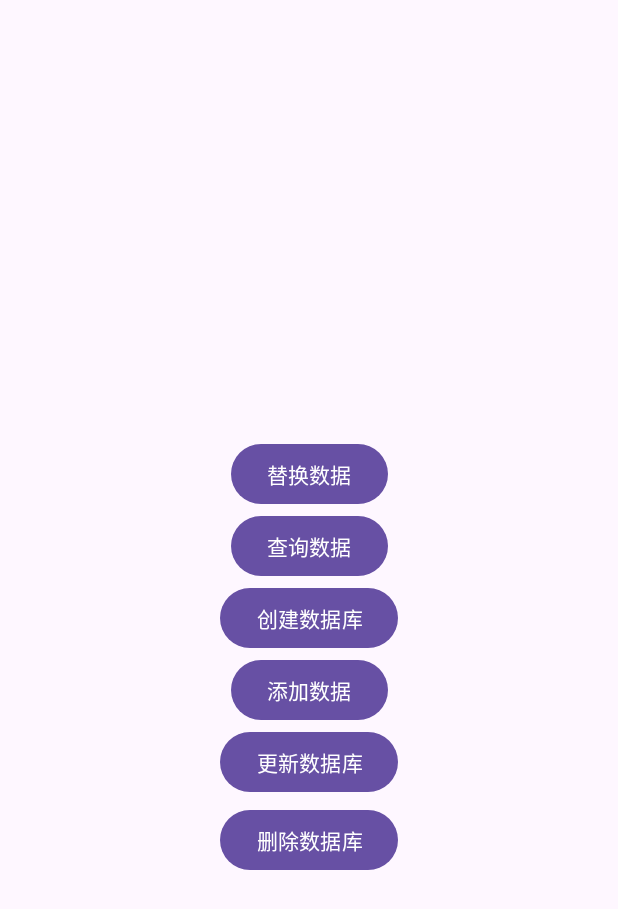
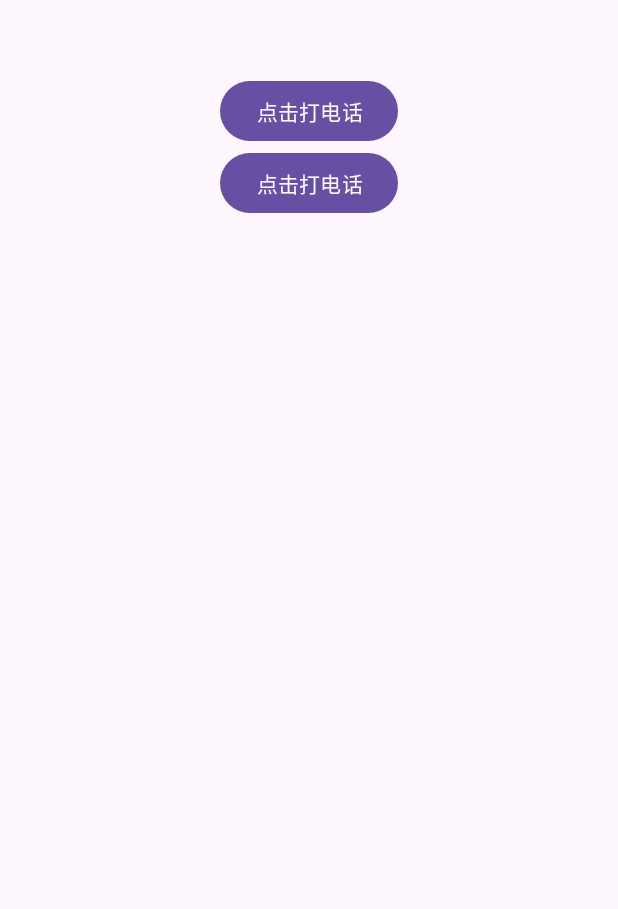
Before and after one commit to Crogin/TravelApp, an Android app: the screen it shows after launch (SqlActivity before the commit, RunningPermission after it), after a tap on "Button", on a phone screen of 412 x 824 dp. Shown: the top 909 px of the screen. Run offline under Robolectric (Android 15) with nearby library versions, the phone set to English and light mode, and no system bars.

```diff
--- a/app/src/main/java/com/example/outtakeapp/Activities/BaseActivity.java
+++ b/app/src/main/java/com/example/outtakeapp/Activities/BaseActivity.java
@@ -23,28 +23,25 @@ public class BaseActivity extends AppCompatActivity {
         ActivityCollector.INSTANCE.addActivity(this);
     }
 
-    @SuppressLint({"UnspecifiedRegisterReceiverFlag", "WrongConstant", "InlinedApi"})
+    @SuppressLint("UnspecifiedRegisterReceiverFlag")
     @Override
-    protected void onResume() {
-        super.onResume();
-        //注册广播
+    protected void onStart() {
+        super.onStart();
+        // 注册广播接收器
         IntentFilter filter = new IntentFilter();
         filter.addAction("com.example.outtakeapp.FORCE_OFFLINE");
         receiver = new ForceOfflineReceiver();
-
-        // 确保在所有版本中都指定 RECEIVER_EXPORTED 或 RECEIVER_NOT_EXPORTED
         if (Build.VERSION.SDK_INT >= Build.VERSION_CODES.TIRAMISU) {
-            // Android 14+ 需要明确指定
-            registerReceiver(receiver, filter, Context.RECEIVER_NOT_EXPORTED);
+            registerReceiver(receiver, filter, RECEIVER_NOT_EXPORTED);
         } else {
-            // Android 13 及以下版本
             registerReceiver(receiver, filter);
         }
     }
 
     @Override
-    protected void onPause() {
-        super.onPause();
+    protected void onStop() {
+        super.onStop();
+        // 注销广播接收器
         if (receiver != null) {
             unregisterReceiver(receiver);
             receiver = null;
--- a/app/src/main/java/com/example/outtakeapp/Activities/FragmentActivity.kt
+++ b/app/src/main/java/com/example/outtakeapp/Activities/FragmentActivity.kt
@@ -13,7 +13,7 @@ import com.example.outtakeapp.Fragment.LeftFragment
 import com.example.outtakeapp.Fragment.RightFragment
 import com.example.outtakeapp.R
 
-class FragmentActivity : AppCompatActivity() {
+class FragmentActivity : BaseActivity() {
     @SuppressLint("MissingInflatedId", "ResourceType")
     override fun onCreate(savedInstanceState: Bundle?) {
         super.onCreate(savedInstanceState)
--- a/app/src/main/java/com/example/outtakeapp/Activities/LoginActivity.java
+++ b/app/src/main/java/com/example/outtakeapp/Activities/LoginActivity.java
@@ -11,6 +11,7 @@ import android.widget.Toast;
 import androidx.annotation.NonNull;
 import androidx.annotation.Nullable;
 
+import com.example.outtakeapp.Activities.testActivities.RunningPermission;
 import com.example.outtakeapp.databinding.ActivityLoginBinding;
 
 public class LoginActivity extends BaseActivity {
@@ -28,6 +29,7 @@ public class LoginActivity extends BaseActivity {
             binging.editText1.setText(preferencesa.getString("account",""));
             binging.editText2.setText(preferencesa.getString("password",""));
         }
+        binging.btnPermissionPage.setOnClickListener(v -> startActivity(new Intent(LoginActivity.this, RunningPermission.class)));
 
 
         binging.loginBtn.setOnClickListener(v -> {
--- /dev/null
+++ b/app/src/main/java/com/example/outtakeapp/Activities/testActivities/RunningPermission.kt
@@ -0,0 +1,77 @@
+package com.example.outtakeapp.Activities.testActivities
+
+import android.Manifest
+import android.content.Intent
+import android.content.pm.PackageManager
+import android.os.Bundle
+import android.widget.Toast
+import androidx.activity.enableEdgeToEdge
+import androidx.core.app.ActivityCompat
+import androidx.core.content.ContextCompat
+import androidx.core.net.toUri
+import com.example.outtakeapp.Activities.BaseActivity
+import com.example.outtakeapp.databinding.ActivityRunningPermissionBinding
+import com.example.outtakeapp.utils.MyClass
+
+class RunningPermission : BaseActivity() {
+
+    lateinit var binding: ActivityRunningPermissionBinding
+    override fun onCreate(savedInstanceState: Bundle?) {
+        super.onCreate(savedInstanceState)
+        enableEdgeToEdge()
+        binding = ActivityRunningPermissionBinding.inflate(layoutInflater)
+        setContentView(binding.root)
+
+        val myClass = MyClass()
+        val result  = myClass.method(123)
+
+        binding.makeCall.setOnClickListener {
+            //ContextCompat.checkSelfPermission() - 检查应用是否已获得CALL_PHONE权限
+            //checkSelfPermission() 方法返回一个 int 类型的值，表示权限的授予状态：
+            //PackageManager.PERMISSION_GRANTED (值为0)：表示应用已经获得了该权限
+            //PackageManager.PERMISSION_DENIED (值为-1)：表示应用没有获得该权限
+            if (ContextCompat.checkSelfPermission(this, Manifest.permission.CALL_PHONE) != PackageManager.PERMISSION_GRANTED){
+                ActivityCompat.requestPermissions(this, arrayOf(Manifest.permission.CALL_PHONE), 1)
+            }else{
+                call()
+            }
+        }
+
+        binding.photo.setOnClickListener { v ->
+            startActivity(Intent(this, PhoneActivity::class.java))
+        }
+    }
+
+
+    /**
+     * 权限申请学习板块
+     * **/
+
+    //权限申请结果处理，每次请求都会返回到函数
+    override fun onRequestPermissionsResult(
+        requestCode: Int,
+        permissions: Array<out String?>,
+        grantResults: IntArray
+    ) {
+        super.onRequestPermissionsResult(requestCode, permissions, grantResults)
+        when(requestCode){
+            1 -> {
+                if (grantResults.isNotEmpty() && grantResults[0] == PackageManager.PERMISSION_GRANTED){
+                    call()
+                }else{
+                    Toast.makeText(this, "你拒绝了权限", Toast.LENGTH_SHORT).show()
+                }
+            }
+        }
+    }
+
+    private fun call() {
+        try {
+            val intent = Intent(Intent.ACTION_CALL)
+            intent.data = "tel:10086".toUri()
+            startActivity(intent)
+        }catch (e: SecurityException){
+            e.printStackTrace()
+        }
+    }
+}
--- /dev/null
+++ b/app/src/main/res/layout/activity_running_permission.xml
@@ -0,0 +1,29 @@
+<?xml version="1.0" encoding="utf-8"?>
+<androidx.constraintlayout.widget.ConstraintLayout xmlns:android="http://schemas.android.com/apk/res/android"
+    xmlns:app="http://schemas.android.com/apk/res-auto"
+    xmlns:tools="http://schemas.android.com/tools"
+    android:id="@+id/main"
+    android:layout_width="match_parent"
+    android:layout_height="match_parent"
+    tools:context=".Activities.testActivities.RunningPermission">
+
+    <Button
+        android:id="@+id/makeCall"
+        android:layout_width="wrap_content"
+        android:layout_height="wrap_content"
+        android:text="点击打电话"
+        android:layout_marginTop="50dp"
+        app:layout_constraintEnd_toEndOf="parent"
+        app:layout_constraintStart_toStartOf="parent"
+        app:layout_constraintTop_toTopOf="parent" />
+
+    <Button
+        android:id="@+id/photo"
+        android:layout_width="wrap_content"
+        android:layout_height="wrap_content"
+        android:text="点击打电话"
+        app:layout_constraintEnd_toEndOf="parent"
+        app:layout_constraintStart_toStartOf="parent"
+        app:layout_constraintTop_toBottomOf="@+id/makeCall" />
+
+</androidx.constraintlayout.widget.ConstraintLayout>
```
Also changed, not shown: app/src/main/AndroidManifest.xml (+19 -0 lines), app/src/main/java/com/example/outtakeapp/Activities/SqlActivity.kt (+8 -1 lines), app/src/main/java/com/example/outtakeapp/Activities/testActivities/PhoneActivity.kt (added, +99 -0 lines), app/src/main/java/com/example/outtakeapp/utils/MyClass.kt (added, +91 -0 lines), app/src/main/java/com/example/outtakeapp/utils/MyContentProvider.kt (added, +161 -0 lines), app/src/main/java/com/example/outtakeapp/utils/MyProvider.java (added, +148 -0 lines), app/src/main/res/layout/activity_login.xml (+10 -4 lines), app/src/main/res/layout/activity_phone.xml (added, +14 -0 lines), app/src/main/res/layout/activity_sql.xml (+9 -0 lines). Lines whose indentation alone changed are shown as unchanged.
